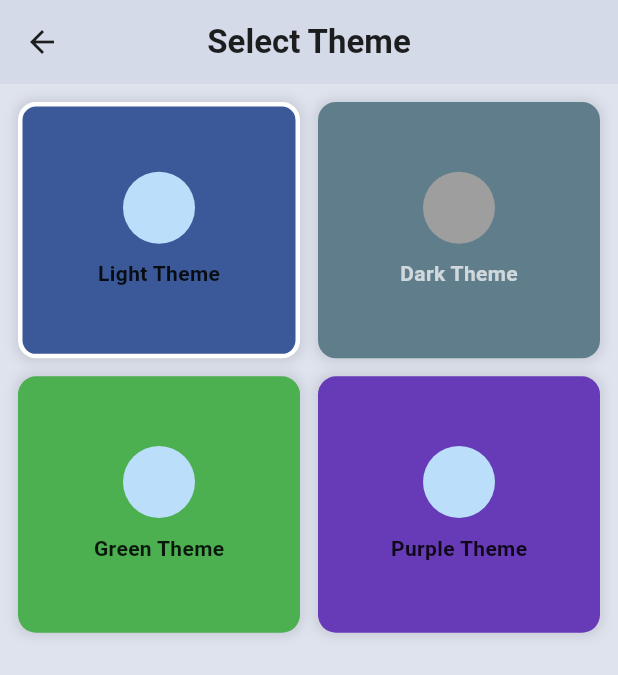
After one commit to manisankarsms/sms_flutter, a Flutter app: the ThemeScreen screen opened directly, on a phone screen of 412 x 824 dp. The commit adds this screen. Shown: the top 675 px of the screen. Run offline on Flutter 3.47's test engine with Material 3 defaults, Android fonts, the phone set to English and light mode, and no system bars; our stand-ins replace bloc, csv, equatable, fl_chart, flutter_bloc, printing and 2 more; missing offline and left inert: excel, pluto_grid, universal_html; accounts and stored records are empty; network calls fail.

Commit message:
theme options in student

```diff
--- /dev/null
+++ b/lib/bloc/theme/theme_bloc.dart
@@ -0,0 +1,14 @@
+import 'package:bloc/bloc.dart';
+import 'package:flutter/material.dart';
+import '../../utils/theme.dart';
+
+part 'theme_event.dart';
+part 'theme_state.dart';
+
+class ThemeBloc extends Bloc<ThemeEvent, ThemeState> {
+  ThemeBloc() : super(ThemeState(AppThemes.lightTheme)) {
+    on<ChangeThemeEvent>((event, emit) {
+      emit(ThemeState(event.themeData));
+    });
+  }
+}
--- /dev/null
+++ b/lib/bloc/theme/theme_event.dart
@@ -0,0 +1,8 @@
+part of 'theme_bloc.dart';
+
+abstract class ThemeEvent {}
+
+class ChangeThemeEvent extends ThemeEvent {
+  final ThemeData themeData;
+  ChangeThemeEvent(this.themeData);
+}
--- /dev/null
+++ b/lib/bloc/theme/theme_state.dart
@@ -0,0 +1,7 @@
+part of 'theme_bloc.dart';
+
+class ThemeState {
+  final ThemeData themeData;
+
+  ThemeState(this.themeData);
+}
--- a/lib/main.dart
+++ b/lib/main.dart
@@ -18,6 +18,7 @@ import 'package:sms/utils/constants.dart';
 
 import 'bloc/dashboard/dashboard_bloc.dart';
 import 'bloc/staffs/staff_bloc.dart';
+import 'bloc/theme/theme_bloc.dart';
 
 void main() {
   final WebService webService = WebService(baseUrl: Constants.baseUrl);
@@ -51,13 +52,21 @@ void main() {
         BlocProvider<FeedBloc>(
           create: (context) => FeedBloc(feedRepository: feedRepository), // Provide DashboardBloc
         ),
+        BlocProvider<ThemeBloc>(
+          create: (context) => ThemeBloc(), // Provide ThemeBloc
+        ),
         RepositoryProvider(
           create: (context) => studentsRepository,
         ),
       ],
-      child: const MaterialApp(
-        title: 'My School',
-        home: LoginScreen(),
+      child: BlocBuilder<ThemeBloc, ThemeState>(
+        builder: (context, state) {
+          return MaterialApp(
+            title: 'My School',
+            theme: state.themeData, // Apply dynamic theme
+            home: const LoginScreen(),
+          );
+        },
       ),
     ),
   );
--- a/lib/screens/home_screen_student.dart
+++ b/lib/screens/home_screen_student.dart
@@ -2,6 +2,7 @@ import 'package:flutter/material.dart';
 import 'package:flutter_bloc/flutter_bloc.dart';
 import 'package:sms/screens/holiday_screen.dart';
 import 'package:sms/screens/profile_screen.dart';
+import 'package:sms/screens/theme_screen.dart';
 
 import '../bloc/auth/auth_bloc.dart';
 import '../bloc/auth/auth_event.dart';
@@ -30,6 +31,7 @@ class _StudentHomeScreenState extends State<StudentHomeScreen> {
     MessagesScreen(),
     AttendanceScreen(),
     ProfileScreen(),
+    ThemeScreen()
   ];
 
   final List<NavigationItem> _navItems = [
@@ -57,6 +59,11 @@ class _StudentHomeScreenState extends State<StudentHomeScreen> {
       name: 'Profile',
       imagePath: 'assets/images/profile.png',
       icon: Icons.person_rounded,
+    ),
+    NavigationItem(
+      name: 'Themes',
+      imagePath: 'assets/images/profile.png',
+      icon: Icons.color_lens_sharp,
     ),
   ];
 
--- /dev/null
+++ b/lib/screens/theme_screen.dart
@@ -0,0 +1,79 @@
+import '../bloc/theme/theme_bloc.dart';
+import '../utils/theme.dart';
+
+import 'package:flutter/material.dart';
+import 'package:flutter_bloc/flutter_bloc.dart';
+
+class ThemeScreen extends StatelessWidget {
+  @override
+  Widget build(BuildContext context) {
+    final currentTheme = context.watch<ThemeBloc>().state.themeData;
+
+    return Scaffold(
+      appBar: AppBar(
+        title: const Text("Select Theme", style: TextStyle(fontWeight: FontWeight.bold)),
+        centerTitle: true,
+        elevation: 2,
+      ),
+      body: LayoutBuilder(
+        builder: (context, constraints) {
+          int crossAxisCount = constraints.maxWidth > 600 ? 4 : 2; // Adjust grid size for web
+          return Padding(
+            padding: const EdgeInsets.all(12.0),
+            child: GridView.builder(
+              gridDelegate: SliverGridDelegateWithFixedCrossAxisCount(
+                crossAxisCount: crossAxisCount,
+                crossAxisSpacing: 12,
+                mainAxisSpacing: 12,
+                childAspectRatio: 1.1,
+              ),
+              itemCount: AppThemes.themes.length,
+              itemBuilder: (context, index) {
+                final themeData = AppThemes.themes[index];
+                final isSelected = themeData['theme'] == currentTheme;
+                return GestureDetector(
+                  onTap: () {
+                    context.read<ThemeBloc>().add(ChangeThemeEvent(themeData['theme']));
+                  },
+                  child: AnimatedContainer(
+                    duration: const Duration(milliseconds: 300),
+                    padding: const EdgeInsets.all(12),
+                    decoration: BoxDecoration(
+                      color: themeData['theme'].primaryColor,
+                      borderRadius: BorderRadius.circular(12),
+                      border: isSelected ? Border.all(color: Colors.white, width: 3) : null,
+                      boxShadow: [
+                        BoxShadow(
+                          color: Colors.black.withOpacity(0.1),
+                          blurRadius: 6,
+                          spreadRadius: 2,
+                        ),
+                      ],
+                    ),
+                    child: Column(
+                      mainAxisAlignment: MainAxisAlignment.center,
+                      children: [
+                        CircleAvatar(
+                          backgroundColor: themeData['theme'].primaryColorLight,
+                          radius: 24,
+                        ),
+                        const SizedBox(height: 10),
+                        Text(
+                          themeData['name'],
+                          style: TextStyle(
+                            color: themeData['theme'].textTheme.bodyLarge?.color ?? Colors.white,
+                            fontWeight: FontWeight.w600,
+                          ),
+                        ),
+                      ],
+                    ),
+                  ),
+                );
+              },
+            ),
+          );
+        },
+      ),
+    );
+  }
+}
--- /dev/null
+++ b/lib/utils/theme.dart
@@ -0,0 +1,74 @@
+import 'package:flutter/material.dart';
+
+class AppThemes {
+  static final ThemeData lightTheme = ThemeData(
+    brightness: Brightness.light,
+    primaryColor: const Color(0xFF3b5998), // #3b5998
+    colorScheme: ColorScheme.light(
+      primary: const Color(0xFF3b5998), // #3b5998
+      secondary: const Color(0xFF8b9dc3), // #8b9dc3
+      background: const Color(0xFFf7f7f7), // #f7f7f7
+      surface: const Color(0xFFdfe3ee), // #dfe3ee
+      onPrimary: Colors.white,
+      onSecondary: Colors.black,
+      onBackground: Colors.black,
+      onSurface: Colors.black87,
+      error: Colors.red,
+    ),
+  );
+
+  static final ThemeData darkTheme = ThemeData(
+    brightness: Brightness.dark,
+    primaryColor: Colors.blueGrey,
+    colorScheme: ColorScheme.dark(
+      primary: Colors.blueGrey,
+      secondary: Colors.tealAccent,
+      background: Colors.black,
+      surface: Colors.grey[800]!,
+      onPrimary: Colors.white,
+      onSecondary: Colors.black,
+      onBackground: Colors.white,
+      onSurface: Colors.white70,
+      error: Colors.redAccent,
+    ),
+  );
+
+  static final ThemeData greenTheme = ThemeData(
+    brightness: Brightness.light,
+    primaryColor: Colors.green,
+    colorScheme: ColorScheme.light(
+      primary: Colors.green,
+      secondary: Colors.lime,
+      background: Colors.white,
+      surface: Colors.green[100]!,
+      onPrimary: Colors.white,
+      onSecondary: Colors.black,
+      onBackground: Colors.black,
+      onSurface: Colors.black87,
+      error: Colors.red,
+    ),
+  );
+
+  static final ThemeData purpleTheme = ThemeData(
+    brightness: Brightness.light,
+    primaryColor: Colors.deepPurple,
+    colorScheme: ColorScheme.light(
+      primary: Colors.deepPurple,
+      secondary: Colors.purpleAccent,
+      background: Colors.white,
+      surface: Colors.purple[100]!,
+      onPrimary: Colors.white,
+      onSecondary: Colors.black,
+      onBackground: Colors.black,
+      onSurface: Colors.black87,
+      error: Colors.red,
+    ),
+  );
+
+  static final List<Map<String, dynamic>> themes = [
+    {'name': "Light Theme", 'theme': lightTheme},
+    {'name': "Dark Theme", 'theme': darkTheme},
+    {'name': "Green Theme", 'theme': greenTheme},
+    {'name': "Purple Theme", 'theme': purpleTheme},
+  ];
+}
```
Also changed, not shown: 1 other file.
